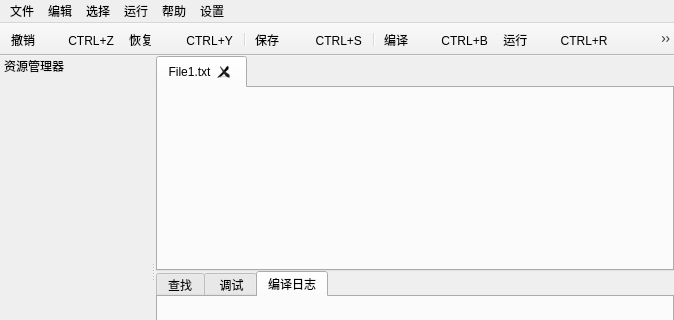
This is BITC/mainwindow.ui in ssh555/CPP-IDE as Qt 5 draws it before an edit; both pictures show x 0 to 674 and y 0 to 320 of the 674 by 505 pixel window. The edited form follows.
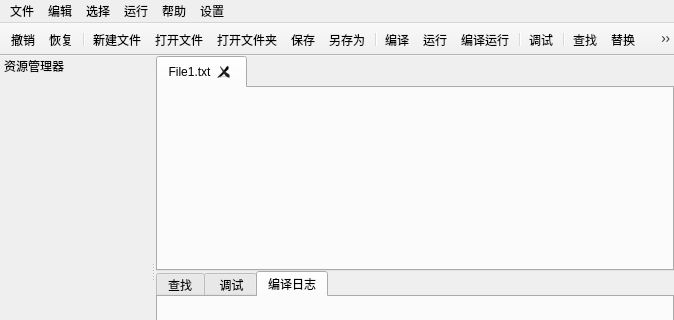
This is the edited form. Icons and pictures are not drawn.

```diff
--- a/BITC/mainwindow.ui
+++ b/BITC/mainwindow.ui
@@ -236,28 +236,55 @@
    <addaction name="actionRevocate"/>
    <addaction name="actionRestore"/>
    <addaction name="separator"/>
+   <addaction name="actionNewFile"/>
+   <addaction name="actionOpenFile"/>
+   <addaction name="actionOpenFolder"/>
    <addaction name="actionSave"/>
+   <addaction name="actionSaveAs"/>
    <addaction name="separator"/>
    <addaction name="actionCompile"/>
    <addaction name="actionRun"/>
    <addaction name="actionCompileRun"/>
    <addaction name="separator"/>
    <addaction name="actionDebug"/>
+   <addaction name="separator"/>
+   <addaction name="actionFind"/>
+   <addaction name="actionReplace"/>
+   <addaction name="separator"/>
+   <addaction name="actionCloseAll"/>
   </widget>
   <action name="actionNewFile">
    <property name="text">
     <string>新建文件    CTRL+N</string>
    </property>
+   <property name="iconText">
+    <string>新建文件</string>
+   </property>
+   <property name="toolTip">
+    <string>新建文件</string>
+   </property>
   </action>
   <action name="actionOpenFile">
    <property name="text">
     <string>打开文件    CTRL+O</string>
    </property>
+   <property name="iconText">
+    <string>打开文件</string>
+   </property>
+   <property name="toolTip">
+    <string>打开文件</string>
+   </property>
   </action>
   <action name="actionOpenFolder">
    <property name="text">
     <string>打开文件夹 CTRL+ALT+O</string>
    </property>
+   <property name="iconText">
+    <string>打开文件夹</string>
+   </property>
+   <property name="toolTip">
+    <string>打开文件夹</string>
+   </property>
   </action>
   <action name="actionSave">
    <property name="icon">
@@ -267,16 +294,34 @@
    <property name="text">
     <string>保存           CTRL+S</string>
    </property>
+   <property name="iconText">
+    <string>保存</string>
+   </property>
+   <property name="toolTip">
+    <string>保存</string>
+   </property>
   </action>
   <action name="actionSaveAs">
    <property name="text">
     <string>另存为        CTRL+SHIFT+S</string>
    </property>
+   <property name="iconText">
+    <string>另存为</string>
+   </property>
+   <property name="toolTip">
+    <string>另存为</string>
+   </property>
   </action>
   <action name="actionCloseAll">
    <property name="text">
     <string>关闭所有    CTRL+W</string>
    </property>
+   <property name="iconText">
+    <string>关闭所有</string>
+   </property>
+   <property name="toolTip">
+    <string>关闭所有</string>
+   </property>
   </action>
   <action name="actionRevocate">
    <property name="icon">
@@ -286,6 +331,15 @@
    <property name="text">
     <string>撤销          CTRL+Z</string>
    </property>
+   <property name="iconText">
+    <string>撤销</string>
+   </property>
+   <property name="toolTip">
+    <string>撤销</string>
+   </property>
+   <property name="statusTip">
+    <string extracomment=" "/>
+   </property>
   </action>
   <action name="actionRestore">
    <property name="icon">
@@ -295,6 +349,12 @@
    <property name="text">
     <string>恢复          CTRL+Y</string>
    </property>
+   <property name="iconText">
+    <string>恢复</string>
+   </property>
+   <property name="toolTip">
+    <string>恢复 </string>
+   </property>
   </action>
   <action name="actionShear">
    <property name="text">
@@ -315,11 +375,23 @@
    <property name="text">
     <string>查找          CTRL+F</string>
    </property>
+   <property name="iconText">
+    <string>查找</string>
+   </property>
+   <property name="toolTip">
+    <string>查找</string>
+   </property>
   </action>
   <action name="actionReplace">
    <property name="text">
     <string>替换          CTRL+R</string>
    </property>
+   <property name="iconText">
+    <string>替换</string>
+   </property>
+   <property name="toolTip">
+    <string>替换</string>
+   </property>
   </action>
   <action name="action_7">
    <property name="text">
@@ -334,6 +406,12 @@
    <property name="text">
     <string>编译          CTRL+B</string>
    </property>
+   <property name="iconText">
+    <string>编译</string>
+   </property>
+   <property name="toolTip">
+    <string>编译</string>
+   </property>
   </action>
   <action name="actionRun">
    <property name="icon">
@@ -343,6 +421,12 @@
    <property name="text">
     <string>运行          CTRL+R</string>
    </property>
+   <property name="iconText">
+    <string>运行</string>
+   </property>
+   <property name="toolTip">
+    <string>运行</string>
+   </property>
   </action>
   <action name="actionCompileRun">
    <property name="icon">
@@ -352,6 +436,12 @@
    <property name="text">
     <string>编译运行   CTRL+ALT+N</string>
    </property>
+   <property name="iconText">
+    <string>编译运行</string>
+   </property>
+   <property name="toolTip">
+    <string>编译运行</string>
+   </property>
   </action>
   <action name="actionDebug">
    <property name="icon">
```
Left out of the diff: 28 changed lines with no effect on the pictures.
